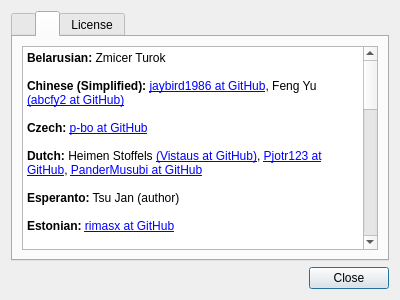
Qt form Kvantum/kvantummanager/about.ui (tsujan/Kvantum) before a commit.
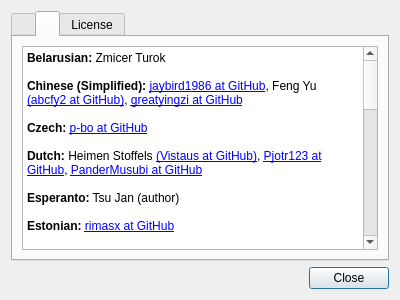
The same form after that commit. The open tabs and pages were chosen to show the change.

Diff of the .ui file:
```diff
--- a/Kvantum/kvantummanager/about.ui
+++ b/Kvantum/kvantummanager/about.ui
@@ -99,7 +99,7 @@
 &lt;/style&gt;&lt;/head&gt;&lt;body style=&quot;  font-weight:400; font-style:normal;&quot;&gt;
 &lt;p style=&quot; margin-top:0px; margin-bottom:0px; margin-left:0px; margin-right:0px; -qt-block-indent:0; text-indent:0px;&quot;&gt;&lt;span style=&quot; font-weight:600;&quot;&gt;Belarusian:&lt;/span&gt; Zmicer Turok&lt;/p&gt;
 &lt;p style=&quot;-qt-paragraph-type:empty; margin-top:0px; margin-bottom:0px; margin-left:0px; margin-right:0px; -qt-block-indent:0; text-indent:0px;&quot;&gt;&lt;br /&gt;&lt;/p&gt;
-&lt;p style=&quot; margin-top:0px; margin-bottom:0px; margin-left:0px; margin-right:0px; -qt-block-indent:0; text-indent:0px;&quot;&gt;&lt;span style=&quot; font-weight:600;&quot;&gt;Chinese (Simplified):&lt;/span&gt; &lt;a href=&quot;https://github.com/jaybird1986&quot;&gt;jaybird1986 at GitHub&lt;/a&gt;, Feng Yu &lt;a href=&quot;https://github.com/abcfy2&quot;&gt;(abcfy2 at GitHub)&lt;/a&gt;&lt;/p&gt;
+&lt;p style=&quot; margin-top:0px; margin-bottom:0px; margin-left:0px; margin-right:0px; -qt-block-indent:0; text-indent:0px;&quot;&gt;&lt;span style=&quot; font-weight:600;&quot;&gt;Chinese (Simplified):&lt;/span&gt; &lt;a href=&quot;https://github.com/jaybird1986&quot;&gt;jaybird1986 at GitHub&lt;/a&gt;, Feng Yu &lt;a href=&quot;https://github.com/abcfy2&quot;&gt;(abcfy2 at GitHub)&lt;/a&gt;, &lt;a href=&quot;https://github.com/greatyingzi&quot;&gt;greatyingzi at GitHub&lt;/a&gt;&lt;/p&gt;
 &lt;p style=&quot;-qt-paragraph-type:empty; margin-top:0px; margin-bottom:0px; margin-left:0px; margin-right:0px; -qt-block-indent:0; text-indent:0px;&quot;&gt;&lt;br /&gt;&lt;/p&gt;
 &lt;p style=&quot; margin-top:0px; margin-bottom:0px; margin-left:0px; margin-right:0px; -qt-block-indent:0; text-indent:0px;&quot;&gt;&lt;span style=&quot; font-weight:600;&quot;&gt;Czech:&lt;/span&gt; &lt;a href=&quot;https://github.com/p-bo&quot;&gt;p-bo at GitHub&lt;/a&gt;&lt;/p&gt;
 &lt;p style=&quot;-qt-paragraph-type:empty; margin-top:0px; margin-bottom:0px; margin-left:0px; margin-right:0px; -qt-block-indent:0; text-indent:0px;&quot;&gt;&lt;br /&gt;&lt;/p&gt;
```
